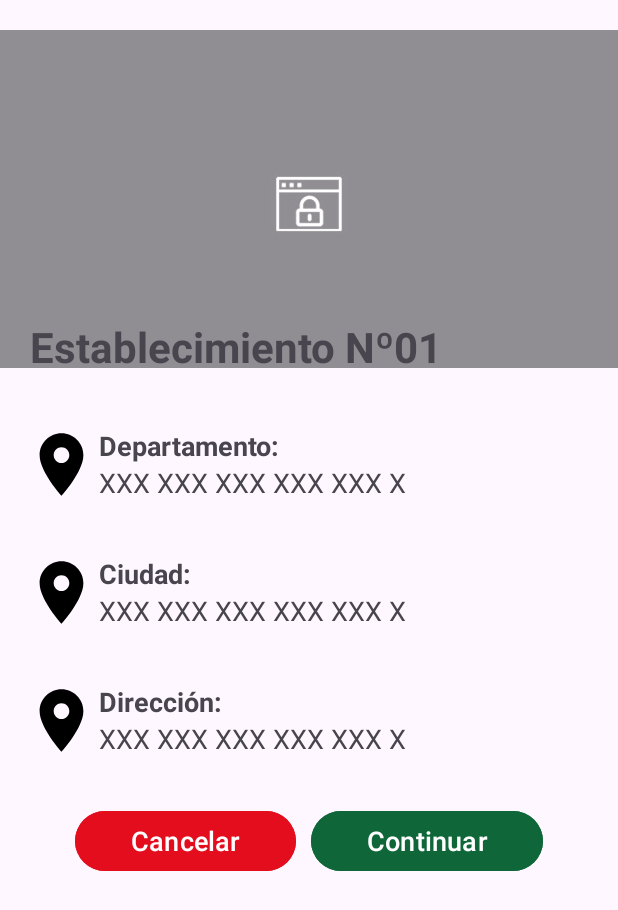
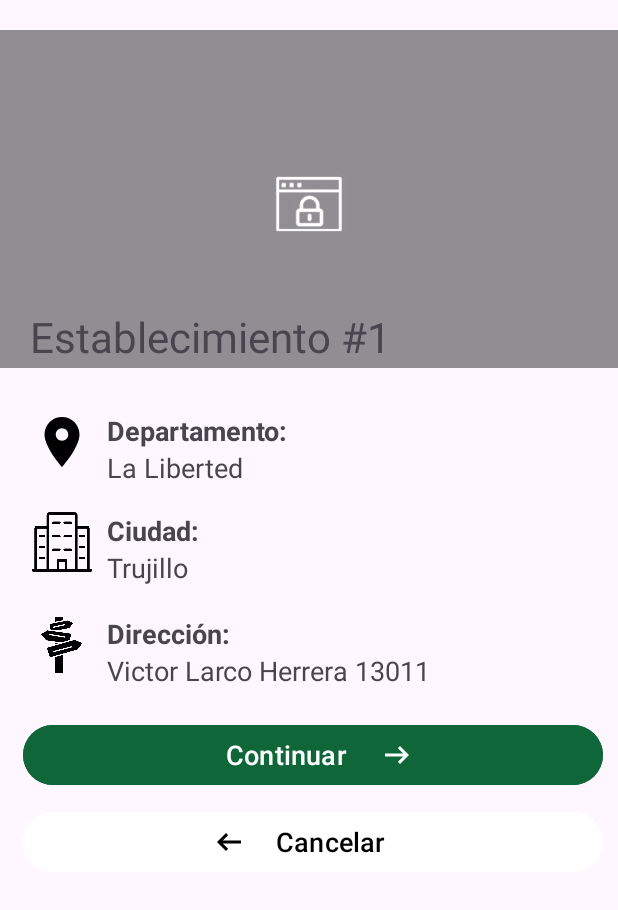
Before and after one commit to JasonCrk/TinkaWork, an Android app: the EstablishmentDetailsActivity screen opened directly, with no data from a screen before it, on a phone screen of 412 x 824 dp. Shown: the top 910 px of the screen. Run offline under Robolectric (Android 15) with nearby library versions, the phone set to English and light mode, and no system bars.

```diff
--- a/app/src/main/AndroidManifest.xml
+++ b/app/src/main/AndroidManifest.xml
@@ -12,6 +12,12 @@
         android:supportsRtl="true"
         android:theme="@style/Theme.TinkaWork"
         tools:targetApi="31">
+        <activity
+            android:name=".Accept.Photo.AcceptPhotoActivity"
+            android:exported="false" />
+        <activity
+            android:name=".Smile.At.The.Camera.SmileAtTheCameraActivity"
+            android:exported="false" />
         <activity
             android:name=".account.ui.screens.PersonalInformationActivity"
             android:exported="false" />
--- /dev/null
+++ b/app/src/main/res/drawable/baseline_cached_24.xml
@@ -0,0 +1,5 @@
+<vector xmlns:android="http://schemas.android.com/apk/res/android" android:height="50dp" android:tint="#000000" android:viewportHeight="24" android:viewportWidth="24" android:width="50dp">
+
+    <path android:fillColor="@android:color/white" android:pathData="M19,8l-4,4h3c0,3.31 -2.69,6 -6,6 -1.01,0 -1.97,-0.25 -2.8,-0.7l-1.46,1.46C8.97,19.54 10.43,20 12,20c4.42,0 8,-3.58 8,-8h3l-4,-4zM6,12c0,-3.31 2.69,-6 6,-6 1.01,0 1.97,0.25 2.8,0.7l1.46,-1.46C15.03,4.46 13.57,4 12,4c-4.42,0 -8,3.58 -8,8H1l4,4 4,-4H6z"/>
+
+</vector>
--- /dev/null
+++ b/app/src/main/res/drawable/baseline_check_24.xml
@@ -0,0 +1,5 @@
+<vector xmlns:android="http://schemas.android.com/apk/res/android" android:height="50dp" android:tint="#169051" android:viewportHeight="24" android:viewportWidth="24" android:width="50dp">
+
+    <path android:fillColor="@android:color/white" android:pathData="M9,16.17L4.83,12l-1.42,1.41L9,19 21,7l-1.41,-1.41z"/>
+
+</vector>
--- /dev/null
+++ b/app/src/main/res/drawable/ic_baseline_arrow_right_alt_24.xml
@@ -0,0 +1,6 @@
+<vector xmlns:android="http://schemas.android.com/apk/res/android" android:autoMirrored="true" android:height="24dp" android:tint="#FFFFFF" android:viewportHeight="24" android:viewportWidth="24" android:width="24dp">
+
+    <path android:fillColor="@color/white"
+        android:pathData="M16.01,11H4v2h12.01v3L20,12l-3.99,-4z"/>
+
+</vector>
--- /dev/null
+++ b/app/src/main/res/drawable/ic_baseline_camera_24.xml
@@ -0,0 +1,5 @@
+<vector xmlns:android="http://schemas.android.com/apk/res/android" android:height="24dp" android:tint="#FFFFFF" android:viewportHeight="24" android:viewportWidth="24" android:width="24dp">
+
+    <path android:fillColor="@android:color/white" android:pathData="M9.4,10.5l4.77,-8.26C13.47,2.09 12.75,2 12,2c-2.4,0 -4.6,0.85 -6.32,2.25l3.66,6.35 0.06,-0.1zM21.54,9c-0.92,-2.92 -3.15,-5.26 -6,-6.34L11.88,9h9.66zM21.8,10h-7.49l0.29,0.5 4.76,8.25C21,16.97 22,14.61 22,12c0,-0.69 -0.07,-1.35 -0.2,-2zM8.54,12l-3.9,-6.75C3.01,7.03 2,9.39 2,12c0,0.69 0.07,1.35 0.2,2h7.49l-1.15,-2zM2.46,15c0.92,2.92 3.15,5.26 6,6.34L12.12,15L2.46,15zM13.73,15l-3.9,6.76c0.7,0.15 1.42,0.24 2.17,0.24 2.4,0 4.6,-0.85 6.32,-2.25l-3.66,-6.35 -0.93,1.6z"/>
+
+</vector>
--- /dev/null
+++ b/app/src/main/res/drawable/ic_outline_arrow_right_alt_24.xml
@@ -0,0 +1,5 @@
+<vector xmlns:android="http://schemas.android.com/apk/res/android" android:autoMirrored="true" android:height="24dp" android:tint="#FFFFFF" android:viewportHeight="960" android:viewportWidth="960" android:width="24dp">
+
+    <path android:fillColor="@android:color/white" android:pathData="M560,720L504,662L646,520L160,520L160,440L646,440L504,298L560,240L800,480L560,720Z"/>
+
+</vector>
--- /dev/null
+++ b/app/src/main/res/drawable/ic_sharp_arrow_left_alt_24.xml
@@ -0,0 +1,5 @@
+<vector xmlns:android="http://schemas.android.com/apk/res/android" android:autoMirrored="true" android:height="24dp" android:tint="#000000" android:viewportHeight="960" android:viewportWidth="960" android:width="24dp">
+
+    <path android:fillColor="@android:color/white" android:pathData="M400,720L160,480L400,240L456,298L314,440L800,440L800,520L314,520L456,662L400,720Z"/>
+
+</vector>
--- a/app/src/main/res/layout/activity_establishment_details.xml
+++ b/app/src/main/res/layout/activity_establishment_details.xml
@@ -24,12 +24,12 @@
         android:layout_alignParentStart="true"
         android:layout_alignParentBottom="true"
         android:layout_marginHorizontal="20dp"
-        android:layout_marginBottom="15dp"
+        android:layout_marginBottom="22dp"
+        android:ellipsize="end"
+        android:maxLines="1"
+        android:text="Establecimiento #1"
         android:textSize="28sp"
-        android:maxLines="1"
-        android:ellipsize="end"
-        android:textStyle="bold"
-        android:text="Establecimiento Nº01" />
+        android:textStyle="normal" />
 
 </RelativeLayout>
 
@@ -38,13 +38,15 @@
         android:layout_width="match_parent"
         android:layout_height="wrap_content"
         android:orientation="horizontal"
-        android:padding="16dp"
-        android:layout_marginTop="3dp">
+        android:padding="8dp"
+        android:layout_marginLeft="13dp"
+        android:layout_marginTop="1dp">
 
         <ImageView
-            android:layout_width="50dp"
-            android:layout_height="50dp"
-            android:src="@drawable/ic_baseline_location_on_24"/>
+            android:layout_width="40dp"
+            android:layout_height="40dp"
+            android:layout_marginEnd="10dp"
+            android:src="@drawable/ic_baseline_location_on_24" />
 
         <LinearLayout
             android:layout_width="match_parent"
@@ -61,7 +63,7 @@
             <TextView
                 android:layout_width="wrap_content"
                 android:layout_height="wrap_content"
-                android:text="XXX XXX XXX XXX XXX X"
+                android:text="La Liberted"
                 android:textSize="18sp" />
 
         </LinearLayout>
@@ -72,18 +74,21 @@
         android:layout_width="match_parent"
         android:layout_height="wrap_content"
         android:orientation="horizontal"
-        android:padding="16dp"
-        android:layout_marginTop="3dp">
+        android:padding="8dp"
+        android:layout_marginLeft="13dp"
+        android:layout_marginTop="1dp">
 
         <ImageView
-            android:layout_width="50dp"
-            android:layout_height="50dp"
-            android:src="@drawable/ic_baseline_location_on_24"/>
+            android:layout_width="40dp"
+            android:layout_height="40dp"
+            android:src="@drawable/city"
+            android:layout_marginEnd="10dp"/>
 
         <LinearLayout
             android:layout_width="match_parent"
             android:layout_height="wrap_content"
             android:orientation="vertical"
+
             android:layout_gravity="center_vertical">
 
             <TextView
@@ -95,7 +100,7 @@
             <TextView
                 android:layout_width="wrap_content"
                 android:layout_height="wrap_content"
-                android:text="XXX XXX XXX XXX XXX X"
+                android:text="Trujillo"
                 android:textSize="18sp" />
 
         </LinearLayout>
@@ -106,13 +111,15 @@
         android:layout_width="match_parent"
         android:layout_height="wrap_content"
         android:orientation="horizontal"
-        android:padding="16dp"
+        android:padding="8dp"
+        android:layout_marginLeft="13dp"
         android:layout_marginTop="3dp">
 
         <ImageView
-            android:layout_width="50dp"
-            android:layout_height="50dp"
-            android:src="@drawable/ic_baseline_location_on_24"/>
+            android:layout_width="40dp"
+            android:layout_height="40dp"
+            android:src="@drawable/direcciones"
+            android:layout_marginEnd="10dp"/>
 
         <LinearLayout
             android:layout_width="match_parent"
@@ -129,7 +136,7 @@
             <TextView
                 android:layout_width="wrap_content"
                 android:layout_height="wrap_content"
-                android:text="XXX XXX XXX XXX XXX X"
+                android:text="Victor Larco Herrera 13011 "
                 android:textSize="18sp" />
 
         </LinearLayout>
@@ -139,27 +146,33 @@
     <LinearLayout
         android:layout_width="match_parent"
         android:layout_height="wrap_content"
-        android:orientation="horizontal"
-        android:layout_marginTop="15dp"
-        android:paddingEnd="50dp"
-        android:paddingLeft="50dp">
+        android:orientation="vertical"
+        android:layout_marginTop="12dp"
+        android:paddingEnd="10dp"
+        android:paddingLeft="15dp">
 
         <Button
-            android:layout_width="wrap_content"
+            android:layout_width="match_parent"
             android:layout_height="wrap_content"
-            android:layout_weight="1"
-            android:text="Cancelar"
+            android:drawableRight="@drawable/ic_outline_arrow_right_alt_24"
+            android:backgroundTint="@color/green"
+            android:text="Continuar "
             android:textSize="18dp"
-            android:layout_marginEnd="10dp"
-            android:backgroundTint="@color/red"/>
+            android:paddingLeft="125dp"
+            android:paddingRight="125dp"
+            android:layout_marginBottom="10dp"/>
 
         <Button
-            android:layout_width="wrap_content"
+            android:layout_width="match_parent"
             android:layout_height="wrap_content"
-            android:layout_weight="1"
+            android:drawableLeft="@drawable/ic_sharp_arrow_left_alt_24"
+            android:backgroundTint="@color/white"
+            android:layout_gravity="center"
+            android:text="Cancelar  "
             android:textSize="18dp"
-            android:backgroundTint="@color/green"
-            android:text="Continuar" />
+            android:paddingLeft="125dp"
+            android:paddingRight="125dp"
+            android:textColor="@android:color/black"/>
     </LinearLayout>
 
 </LinearLayout>
```
Also changed, not shown: app/src/main/java/com/latinka/tinkawork/Accept/Photo/AcceptPhotoActivity.kt (added, +21 -0 lines), app/src/main/java/com/latinka/tinkawork/Smile/At/The/Camera/SmileAtTheCameraActivity.kt (added, +21 -0 lines), app/src/main/res/layout/activity_accept_photo.xml (added, +43 -0 lines), app/src/main/res/layout/activity_smile_at_the_camera.xml (added, +67 -0 lines), app/src/main/res/drawable/city.png (added), app/src/main/res/drawable/direcciones.png (added), app/src/main/res/drawable/facial_recognition.jpg (added), app/src/main/res/drawable/imagen_vertical.jpg (added).
